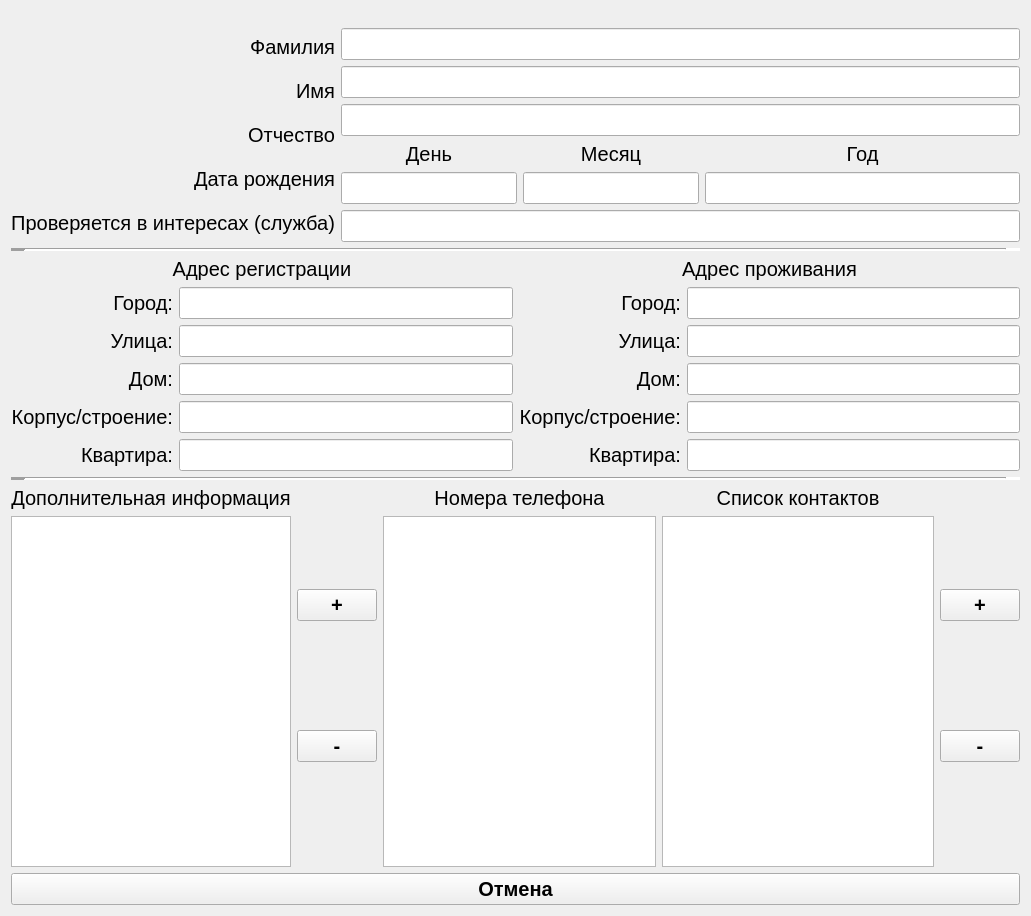
Old version of the form update.ui in the repository Yavlados/VKR.
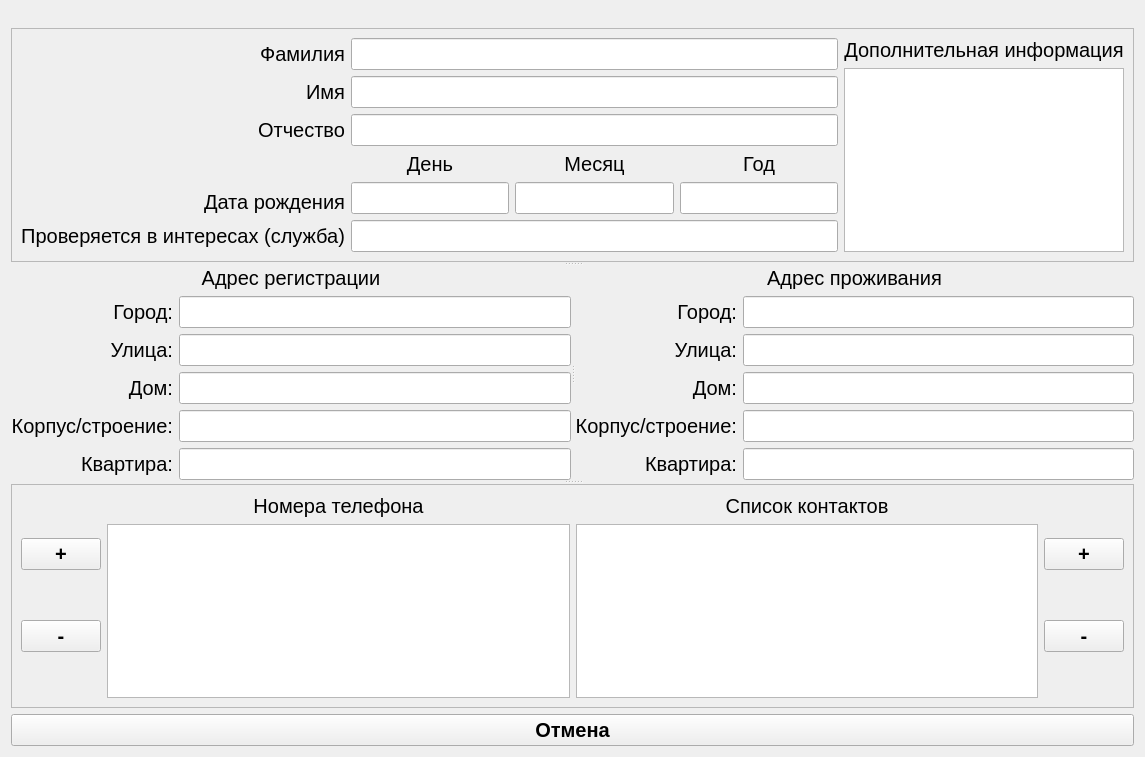
New version of the form.

The edit to the form file:
```diff
--- a/update.ui
+++ b/update.ui
@@ -6,8 +6,8 @@
    <rect>
     <x>0</x>
     <y>0</y>
-    <width>1031</width>
-    <height>916</height>
+    <width>1145</width>
+    <height>757</height>
    </rect>
   </property>
   <property name="sizePolicy">
@@ -22,31 +22,101 @@
   <property name="autoFillBackground">
    <bool>true</bool>
   </property>
-  <layout class="QGridLayout" name="gridLayout">
-   <item row="0" column="0" colspan="3">
-    <layout class="QVBoxLayout" name="verticalLayout_14">
+  <layout class="QVBoxLayout" name="verticalLayout_2">
      <item>
       <layout class="QVBoxLayout" name="vl_for_label"/>
      </item>
      <item>
-      <spacer name="horizontalSpacer_7">
+    <spacer name="horizontalSpacer">
        <property name="orientation">
         <enum>Qt::Horizontal</enum>
        </property>
        <property name="sizeHint" stdset="0">
         <size>
-         <width>37</width>
+       <width>1124</width>
          <height>17</height>
         </size>
        </property>
       </spacer>
      </item>
      <item>
-      <layout class="QHBoxLayout" name="horizontalLayout_2">
+    <widget class="QSplitter" name="splitter_3">
+     <property name="orientation">
+      <enum>Qt::Vertical</enum>
+     </property>
+     <widget class="QFrame" name="frame_3">
+      <property name="frameShape">
+       <enum>QFrame::StyledPanel</enum>
+      </property>
+      <property name="frameShadow">
+       <enum>QFrame::Raised</enum>
+      </property>
+      <layout class="QGridLayout" name="gridLayout">
+       <item row="3" column="1">
+        <layout class="QVBoxLayout" name="verticalLayout_10">
        <item>
-        <layout class="QVBoxLayout" name="verticalLayout_6">
+          <widget class="QLabel" name="label_22">
+           <property name="font">
+            <font>
+             <family>Arial</family>
+             <pointsize>15</pointsize>
+            </font>
+           </property>
+           <property name="text">
+            <string>День</string>
+           </property>
+           <property name="alignment">
+            <set>Qt::AlignBottom|Qt::AlignHCenter</set>
+           </property>
+          </widget>
+         </item>
          <item>
+          <widget class="QLineEdit" name="le_birth_date_day">
+           <property name="enabled">
+            <bool>true</bool>
+           </property>
+           <property name="sizePolicy">
+            <sizepolicy hsizetype="Expanding" vsizetype="Fixed">
+             <horstretch>0</horstretch>
+             <verstretch>0</verstretch>
+            </sizepolicy>
+           </property>
+           <property name="font">
+            <font>
+             <pointsize>15</pointsize>
+            </font>
+           </property>
+           <property name="maxLength">
+            <number>2</number>
+           </property>
+          </widget>
+         </item>
+        </layout>
+       </item>
+       <item row="2" column="0">
+        <widget class="QLabel" name="label_4">
+         <property name="font">
+          <font>
+           <family>Arial</family>
+           <pointsize>15</pointsize>
+          </font>
+         </property>
+         <property name="text">
+          <string>Отчество</string>
+         </property>
+         <property name="alignment">
+          <set>Qt::AlignRight|Qt::AlignTrailing|Qt::AlignVCenter</set>
+         </property>
+        </widget>
+       </item>
+       <item row="0" column="0">
           <widget class="QLabel" name="label_2">
+         <property name="sizePolicy">
+          <sizepolicy hsizetype="Expanding" vsizetype="Preferred">
+           <horstretch>0</horstretch>
+           <verstretch>0</verstretch>
+          </sizepolicy>
+         </property>
            <property name="font">
             <font>
              <family>Arial</family>
@@ -61,7 +131,23 @@
            </property>
           </widget>
          </item>
-         <item>
+       <item row="4" column="0">
+        <widget class="QLabel" name="label_6">
+         <property name="font">
+          <font>
+           <family>Arial</family>
+           <pointsize>15</pointsize>
+          </font>
+         </property>
+         <property name="text">
+          <string>Проверяется в интересах (служба)</string>
+         </property>
+         <property name="alignment">
+          <set>Qt::AlignRight|Qt::AlignTrailing|Qt::AlignVCenter</set>
+         </property>
+        </widget>
+       </item>
+       <item row="1" column="0">
           <widget class="QLabel" name="label_3">
            <property name="font">
             <font>
@@ -77,23 +163,7 @@
            </property>
           </widget>
          </item>
-         <item>
-          <widget class="QLabel" name="label_4">
-           <property name="font">
-            <font>
-             <family>Arial</family>
-             <pointsize>15</pointsize>
-            </font>
-           </property>
-           <property name="text">
-            <string>Отчество</string>
-           </property>
-           <property name="alignment">
-            <set>Qt::AlignRight|Qt::AlignTrailing|Qt::AlignVCenter</set>
-           </property>
-          </widget>
-         </item>
-         <item>
+       <item row="3" column="0">
           <widget class="QLabel" name="label_5">
            <property name="font">
             <font>
@@ -105,101 +175,11 @@
             <string>Дата рождения</string>
            </property>
            <property name="alignment">
-            <set>Qt::AlignRight|Qt::AlignTrailing|Qt::AlignVCenter</set>
+          <set>Qt::AlignBottom|Qt::AlignRight|Qt::AlignTrailing</set>
            </property>
           </widget>
          </item>
-         <item>
-          <widget class="QLabel" name="label_6">
-           <property name="font">
-            <font>
-             <family>Arial</family>
-             <pointsize>15</pointsize>
-            </font>
-           </property>
-           <property name="text">
-            <string>Проверяется в интересах (служба)</string>
-           </property>
-           <property name="alignment">
-            <set>Qt::AlignRight|Qt::AlignTrailing|Qt::AlignVCenter</set>
-           </property>
-          </widget>
-         </item>
-        </layout>
-       </item>
-       <item>
-        <layout class="QVBoxLayout" name="verticalLayout_2">
-         <item>
-          <widget class="QLineEdit" name="le_last_name">
-           <property name="font">
-            <font>
-             <pointsize>15</pointsize>
-            </font>
-           </property>
-          </widget>
-         </item>
-         <item>
-          <widget class="QLineEdit" name="le_name">
-           <property name="font">
-            <font>
-             <pointsize>15</pointsize>
-            </font>
-           </property>
-          </widget>
-         </item>
-         <item>
-          <widget class="QLineEdit" name="le_mid_name">
-           <property name="font">
-            <font>
-             <pointsize>15</pointsize>
-            </font>
-           </property>
-          </widget>
-         </item>
-         <item>
-          <layout class="QHBoxLayout" name="horizontalLayout_10">
-           <item>
-            <layout class="QVBoxLayout" name="verticalLayout_10">
-             <item>
-              <widget class="QLabel" name="label_22">
-               <property name="font">
-                <font>
-                 <family>Arial</family>
-                 <pointsize>15</pointsize>
-                </font>
-               </property>
-               <property name="text">
-                <string>День</string>
-               </property>
-               <property name="alignment">
-                <set>Qt::AlignCenter</set>
-               </property>
-              </widget>
-             </item>
-             <item>
-              <widget class="QLineEdit" name="le_birth_date_day">
-               <property name="enabled">
-                <bool>true</bool>
-               </property>
-               <property name="sizePolicy">
-                <sizepolicy hsizetype="Fixed" vsizetype="Fixed">
-                 <horstretch>0</horstretch>
-                 <verstretch>0</verstretch>
-                </sizepolicy>
-               </property>
-               <property name="font">
-                <font>
-                 <pointsize>15</pointsize>
-                </font>
-               </property>
-               <property name="maxLength">
-                <number>2</number>
-               </property>
-              </widget>
-             </item>
-            </layout>
-           </item>
-           <item>
+       <item row="3" column="2">
             <layout class="QVBoxLayout" name="verticalLayout_12">
              <item>
               <widget class="QLabel" name="label_23">
@@ -213,14 +193,14 @@
                 <string>Месяц</string>
                </property>
                <property name="alignment">
-                <set>Qt::AlignCenter</set>
+            <set>Qt::AlignBottom|Qt::AlignHCenter</set>
                </property>
               </widget>
              </item>
              <item>
               <widget class="QLineEdit" name="le_birth_date_month">
                <property name="sizePolicy">
-                <sizepolicy hsizetype="Fixed" vsizetype="Fixed">
+            <sizepolicy hsizetype="Expanding" vsizetype="Fixed">
                  <horstretch>0</horstretch>
                  <verstretch>0</verstretch>
                 </sizepolicy>
@@ -237,7 +217,7 @@
              </item>
             </layout>
            </item>
-           <item>
+       <item row="3" column="3">
             <layout class="QVBoxLayout" name="verticalLayout_13">
              <item>
               <widget class="QLabel" name="label_24">
@@ -251,12 +231,18 @@
                 <string>Год</string>
                </property>
                <property name="alignment">
-                <set>Qt::AlignCenter</set>
+            <set>Qt::AlignBottom|Qt::AlignHCenter</set>
                </property>
               </widget>
              </item>
              <item>
               <widget class="QLineEdit" name="le_birth_date_year">
+           <property name="sizePolicy">
+            <sizepolicy hsizetype="Expanding" vsizetype="Fixed">
+             <horstretch>0</horstretch>
+             <verstretch>0</verstretch>
+            </sizepolicy>
+           </property>
                <property name="font">
                 <font>
                  <pointsize>15</pointsize>
@@ -269,9 +255,42 @@
              </item>
             </layout>
            </item>
-          </layout>
-         </item>
-         <item>
+       <item row="0" column="4" rowspan="5">
+        <layout class="QVBoxLayout" name="verticalLayout_4">
+         <item>
+          <widget class="QLabel" name="label_7">
+           <property name="font">
+            <font>
+             <family>Arial</family>
+             <pointsize>15</pointsize>
+            </font>
+           </property>
+           <property name="text">
+            <string>Дополнительная информация</string>
+           </property>
+           <property name="alignment">
+            <set>Qt::AlignBottom|Qt::AlignHCenter</set>
+           </property>
+          </widget>
+         </item>
+         <item>
+          <widget class="QPlainTextEdit" name="le_dop_info">
+           <property name="sizePolicy">
+            <sizepolicy hsizetype="Minimum" vsizetype="Expanding">
+             <horstretch>0</horstretch>
+             <verstretch>0</verstretch>
+            </sizepolicy>
+           </property>
+           <property name="font">
+            <font>
+             <pointsize>15</pointsize>
+            </font>
+           </property>
+          </widget>
+         </item>
+        </layout>
+       </item>
+       <item row="4" column="1" colspan="3">
           <widget class="QLineEdit" name="le_check_for">
            <property name="font">
             <font>
@@ -280,26 +299,48 @@
            </property>
           </widget>
          </item>
-        </layout>
+       <item row="0" column="1" colspan="3">
+        <widget class="QLineEdit" name="le_last_name">
+         <property name="font">
+          <font>
+           <pointsize>15</pointsize>
+          </font>
+         </property>
+        </widget>
        </item>
-      </layout>
-     </item>
-    </layout>
-   </item>
-   <item row="1" column="0" colspan="3">
-    <widget class="Line" name="line_2">
-     <property name="lineWidth">
-      <number>15</number>
-     </property>
+       <item row="1" column="1" colspan="3">
+        <widget class="QLineEdit" name="le_name">
+         <property name="font">
+          <font>
+           <pointsize>15</pointsize>
+          </font>
+         </property>
+        </widget>
+       </item>
+       <item row="2" column="1" colspan="3">
+        <widget class="QLineEdit" name="le_mid_name">
+         <property name="font">
+          <font>
+           <pointsize>15</pointsize>
+          </font>
+         </property>
+        </widget>
+       </item>
+      </layout>
+     </widget>
+     <widget class="QSplitter" name="splitter_2">
+      <property name="orientation">
+       <enum>Qt::Vertical</enum>
+      </property>
+      <widget class="QSplitter" name="splitter">
      <property name="orientation">
       <enum>Qt::Horizontal</enum>
      </property>
-    </widget>
-   </item>
-   <item row="3" column="0" colspan="3">
-    <layout class="QHBoxLayout" name="horizontalLayout_3">
-     <item>
+       <widget class="QWidget" name="">
       <layout class="QVBoxLayout" name="verticalLayout_3">
+         <item>
+          <layout class="QVBoxLayout" name="vl_for_cb"/>
+         </item>
        <item>
         <widget class="QLabel" name="label_9">
          <property name="font">
@@ -453,8 +494,8 @@
         </layout>
        </item>
       </layout>
-     </item>
-     <item>
+       </widget>
+       <widget class="QWidget" name="">
       <layout class="QVBoxLayout" name="verticalLayout_5">
        <item>
         <widget class="QLabel" name="label_11">
@@ -609,55 +650,17 @@
         </layout>
        </item>
       </layout>
-     </item>
-    </layout>
-   </item>
-   <item row="4" column="0" colspan="3">
-    <widget class="Line" name="line">
-     <property name="lineWidth">
-      <number>15</number>
-     </property>
-     <property name="orientation">
-      <enum>Qt::Horizontal</enum>
-     </property>
-    </widget>
-   </item>
-   <item row="5" column="0">
-    <layout class="QVBoxLayout" name="verticalLayout_4">
-     <item>
-      <widget class="QLabel" name="label_7">
-       <property name="font">
-        <font>
-         <family>Arial</family>
-         <pointsize>15</pointsize>
-        </font>
-       </property>
-       <property name="text">
-        <string>Дополнительная информация</string>
-       </property>
-       <property name="alignment">
-        <set>Qt::AlignBottom|Qt::AlignHCenter</set>
-       </property>
+       </widget>
       </widget>
-     </item>
-     <item>
-      <widget class="QPlainTextEdit" name="le_dop_info">
-       <property name="sizePolicy">
-        <sizepolicy hsizetype="Minimum" vsizetype="Expanding">
-         <horstretch>0</horstretch>
-         <verstretch>0</verstretch>
-        </sizepolicy>
+      <widget class="QFrame" name="frame_2">
+       <property name="frameShape">
+        <enum>QFrame::StyledPanel</enum>
        </property>
-       <property name="font">
-        <font>
-         <pointsize>15</pointsize>
-        </font>
+       <property name="frameShadow">
+        <enum>QFrame::Raised</enum>
        </property>
-      </widget>
-     </item>
-    </layout>
-   </item>
-   <item row="5" column="1">
+       <layout class="QHBoxLayout" name="horizontalLayout_7">
+        <item>
     <layout class="QHBoxLayout" name="horizontalLayout">
      <item>
       <layout class="QVBoxLayout" name="verticalLayout_8">
@@ -731,7 +734,7 @@
      </item>
     </layout>
    </item>
-   <item row="5" column="2">
+        <item>
     <layout class="QHBoxLayout" name="horizontalLayout_23">
      <item>
       <layout class="QVBoxLayout" name="verticalLayout_7">
@@ -805,7 +808,12 @@
      </item>
     </layout>
    </item>
-   <item row="6" column="0" colspan="3">
+       </layout>
+      </widget>
+     </widget>
+    </widget>
+   </item>
+   <item>
     <layout class="QVBoxLayout" name="verticalLayout_9">
      <item>
       <layout class="QVBoxLayout" name="vl_for_button"/>
@@ -826,9 +834,6 @@
      </item>
     </layout>
    </item>
-   <item row="2" column="0" colspan="3">
-    <layout class="QVBoxLayout" name="vl_for_cb"/>
-   </item>
   </layout>
  </widget>
  <resources/>
```
Lines whose indentation alone changed are shown as unchanged.
